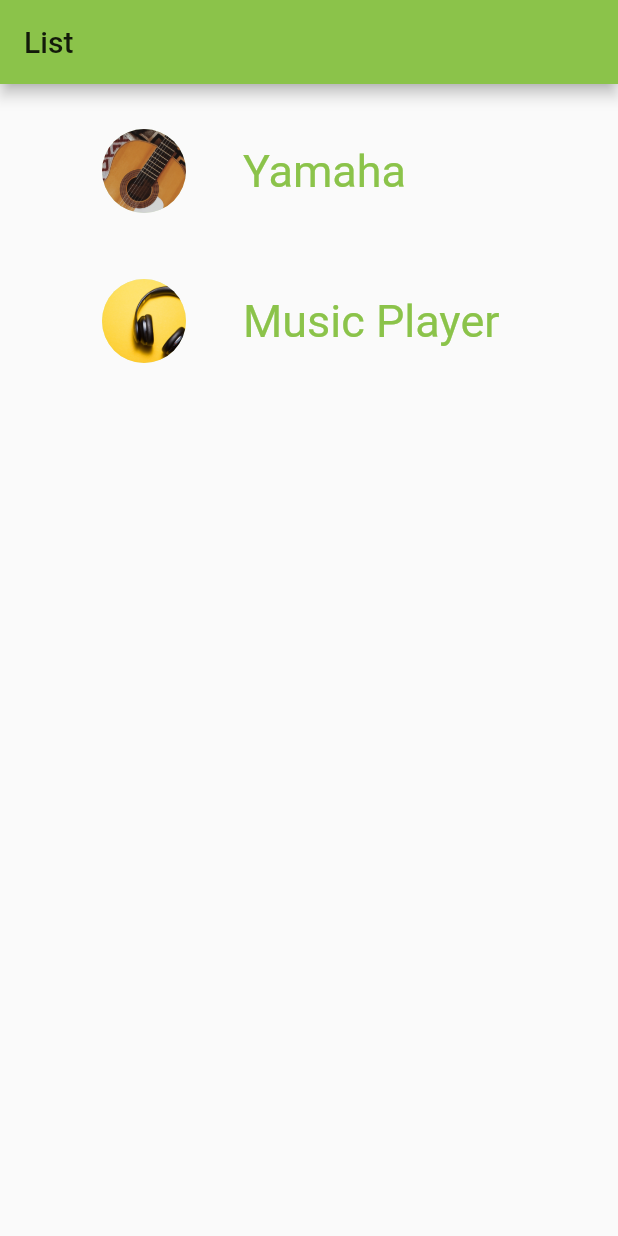
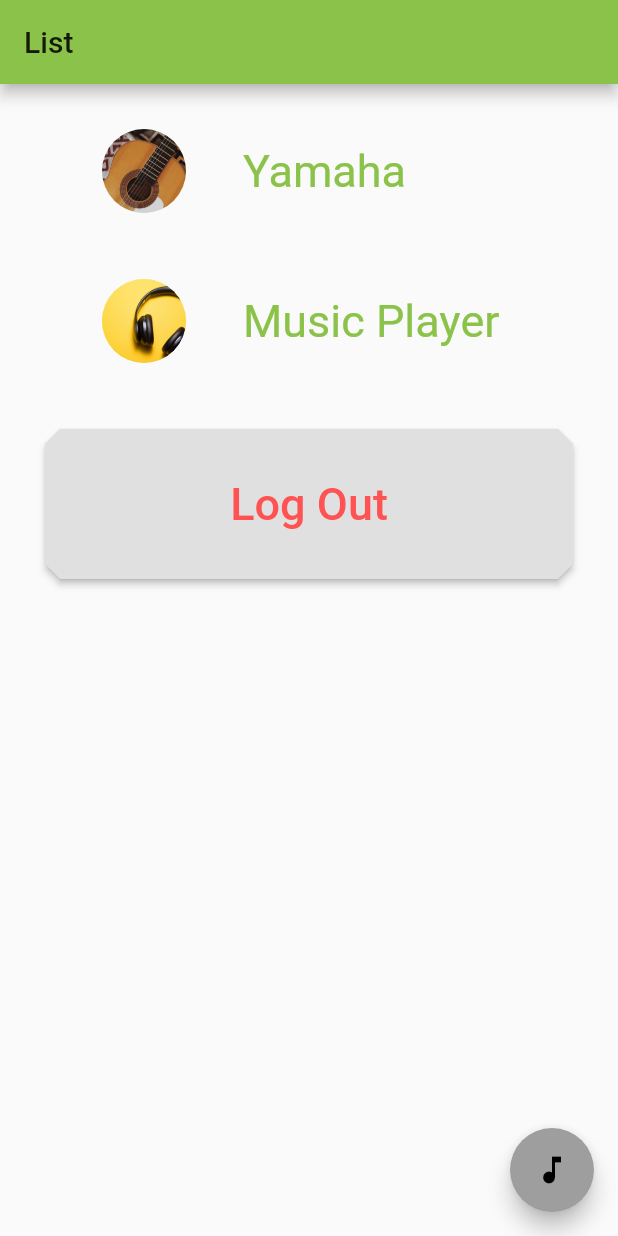
Before and after one commit to Kerandangol09/flutter_project3, a Flutter app: the Home screen opened directly, in the side drawer, after a tap on "List", on a phone screen of 412 x 824 dp. Run offline on Flutter 3.47's test engine with Material 2 defaults, Android fonts, the phone set to English and light mode, and no system bars.

Commit message:
first commit

```diff
--- a/lib/home.dart
+++ b/lib/home.dart
@@ -1,5 +1,6 @@
 import "package:flutter/material.dart";
 import './list.dart';
+import './login.dart';
 
 
 void main() {
@@ -82,7 +83,7 @@ DrawerHeader(
        "kas143@gmail.com"),
 
 
-       // accountEmail:Text("kas143@gmail.com"),
+
 
 
     ],
@@ -107,7 +108,20 @@ ListTile(
 
     ));
   },
+),
+ListTile(
+  leading: IconButton(
+    color: Colors.lightGreen,
+    iconSize: 40.0,
+    icon: Icon(Icons.backspace),
+    onPressed: (){
+      Navigator.pushReplacement(context, MaterialPageRoute(
+        builder: (BuildContext context)=>LoginPage()
+      ));
+    },
+  ),
 )
+
 
 
   ],);
--- a/lib/list.dart
+++ b/lib/list.dart
@@ -1,4 +1,6 @@
 import 'package:flutter/material.dart';
+import './home.dart';
+import './login.dart';
 
 
 class ListPage extends StatefulWidget {
@@ -30,12 +32,36 @@ class _ListPageState extends State<ListPage> {
            ListTile(
             leading: CircleAvatar(backgroundImage: AssetImage('assets/d.jpg'), radius: 50,),
             title: Text("Music Player", style: TextStyle(fontSize: 30, color: Colors.lightGreen),),
-           )
+           ),
+          RaisedButton(
+            shape:BeveledRectangleBorder(
+              borderRadius: BorderRadius.circular(10.0)
+
+            ),
+            child: Text("Log Out", style: TextStyle(fontSize:30, color: Colors.redAccent),),
+            onPressed:(){
+              Navigator.pushReplacement(context, MaterialPageRoute(
+                builder: (BuildContext contex)=>LoginPage()
+              ));
+            } ,
+          )
          ],
        ),
 
 
       ),
+      floatingActionButton:FloatingActionButton(
+        child: Icon(Icons.music_note),
+        backgroundColor: Colors.grey,
+
+
+        onPressed: (){
+         Navigator.pushReplacement(context, MaterialPageRoute(
+           builder: (BuildContext context)=>Home()
+         ));
+        },
+      ),
+
       ),
 
 
@@ -45,4 +71,3 @@ class _ListPageState extends State<ListPage> {
   }
 
 }
-//kir
```
